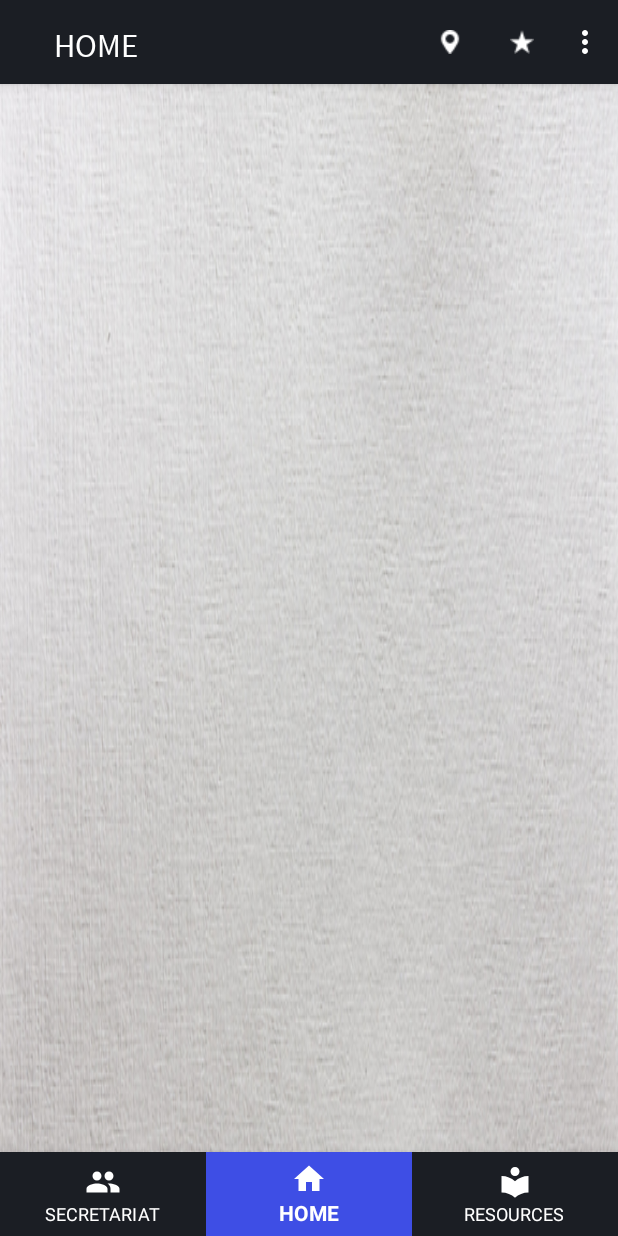
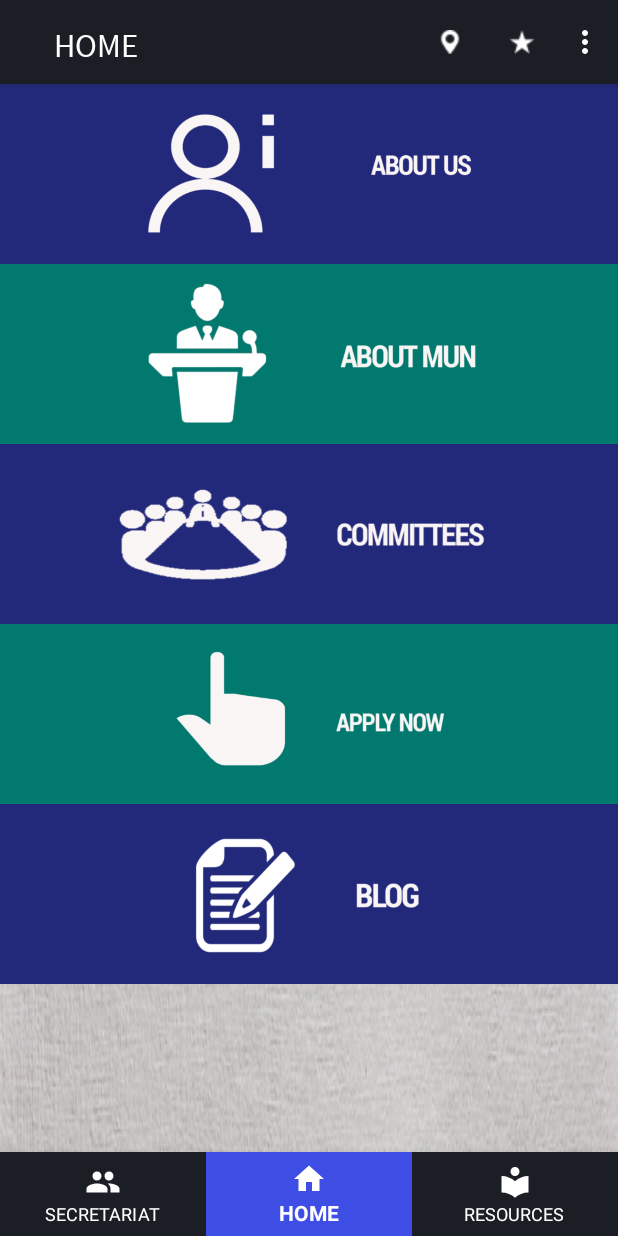
Before and after one commit to IIITA-MUN/mun17-App, an Android app: the screen it shows after launch (MainActivity), on a phone screen of 412 x 824 dp. Run offline under Robolectric (Android 15) with nearby library versions, the phone set to English and light mode, and no system bars.

Commit message:
Final major changes

```diff
--- a/app/src/main/java/com/sashank/iiitamun/Activities/AboutMUNActivity.java
+++ b/app/src/main/java/com/sashank/iiitamun/Activities/AboutMUNActivity.java
@@ -19,7 +19,7 @@ public class AboutMUNActivity extends AppCompatActivity {
 
         TextView mDetail = (TextView) findViewById(R.id.tv_detail_mun);
         Typeface tf = Typeface.createFromAsset(getAssets(),
-                "fonts/Raleway-Regular.ttf");
+                "fonts/RobotoCondensed-Regular.ttf");
         mDetail.setTypeface(tf);
 
         ActionBar actionBar = this.getSupportActionBar();
--- a/app/src/main/java/com/sashank/iiitamun/Activities/ApplyActivity.java
+++ b/app/src/main/java/com/sashank/iiitamun/Activities/ApplyActivity.java
@@ -1,5 +1,6 @@
 package com.sashank.iiitamun.Activities;
 
+import android.app.ProgressDialog;
 import android.content.Intent;
 import android.support.v4.app.NavUtils;
 import android.support.v7.app.ActionBar;
@@ -8,20 +9,25 @@ import android.os.Bundle;
 import android.view.KeyEvent;
 import android.view.MenuItem;
 import android.view.View;
+import android.webkit.WebChromeClient;
+import android.webkit.WebResourceRequest;
 import android.webkit.WebView;
+import android.webkit.WebViewClient;
+import android.widget.ProgressBar;
 
 import com.sashank.iiitamun.R;
 
 public class ApplyActivity extends AppCompatActivity {
 
     WebView browser;
+    ProgressDialog progress;
 
     @Override
     protected void onCreate(Bundle savedInstanceState) {
         super.onCreate(savedInstanceState);
         setContentView(R.layout.activity_apply);
         Intent i = getIntent();
-        String url = i.getStringExtra("LINK");
+        final String url = i.getStringExtra("LINK");
 
         ActionBar actionBar = this.getSupportActionBar();
 
@@ -30,10 +36,29 @@ public class ApplyActivity extends AppCompatActivity {
             actionBar.setDisplayHomeAsUpEnabled(true);
         }
 
+        progress = new ProgressDialog(ApplyActivity.this);
+        progress.setMessage("Loading...");
+        progress.show();
+
         browser = (WebView) findViewById(R.id.webView);
 
+        browser.setWebViewClient(new WebViewClient(){
+
+            @Override
+            public boolean shouldOverrideUrlLoading(WebView view, WebResourceRequest request) {
+                view.loadUrl(url);
+                return true;
+            }
+
+            @Override
+            public void onPageFinished(WebView view, String url) {
+                if(progress.isShowing())
+                    progress.dismiss();
+            }
+        });
+
         browser.getSettings().setLoadsImagesAutomatically(true);
-        //browser.getSettings().setJavaScriptEnabled(true);
+        browser.getSettings().setJavaScriptEnabled(true);
         browser.setScrollBarStyle(View.SCROLLBARS_INSIDE_OVERLAY);
 
         browser.loadUrl(url);
--- a/app/src/main/java/com/sashank/iiitamun/Activities/MainActivity.java
+++ b/app/src/main/java/com/sashank/iiitamun/Activities/MainActivity.java
@@ -29,7 +29,7 @@ public class MainActivity extends AppCompatActivity {
 
     BottomNavigationView navigationView;
     FragmentManager fm;
-    Boolean showToast;
+    Boolean exitToast;
 
     private BottomNavigationView.OnNavigationItemSelectedListener mOnNavigationItemSelectedListener
             = new BottomNavigationView.OnNavigationItemSelectedListener() {
@@ -42,10 +42,6 @@ public class MainActivity extends AppCompatActivity {
                     return true;
                 case R.id.navigation_resources:
                     setFragment(resourcesFragment);
-                    if(showToast){
-                        Toast.makeText(getApplicationContext(),"Click on images to know more!!",Toast.LENGTH_SHORT).show();
-                        showToast = false;
-                    }
                     return true;
                 case R.id.navigation_secretariat:
                     setFragment(secretariatFragment);
@@ -73,7 +69,7 @@ public class MainActivity extends AppCompatActivity {
         resourcesFragment = new ResourcesFragment();
         secretariatFragment = new SecretariatFragment();
 
-        showToast = true;
+        exitToast = true;
         getSupportActionBar().setDisplayOptions(ActionBar.DISPLAY_SHOW_CUSTOM);
         getSupportActionBar().setCustomView(R.layout.actionbar_custom);
         ((TextView)findViewById(R.id.tv_activity_name)).setText(R.string.app_name);
@@ -127,7 +123,12 @@ public class MainActivity extends AppCompatActivity {
 
     @Override
     public void onBackPressed() {
-        finish();
+        if(exitToast) {
+            Toast.makeText(this, "Press again to exit", Toast.LENGTH_SHORT).show();
+            exitToast = false;
+        }
+        else
+            finish();
     }
 
     @Override
--- a/app/src/main/java/com/sashank/iiitamun/Adapters/CommitteesPagerAdapter.java
+++ b/app/src/main/java/com/sashank/iiitamun/Adapters/CommitteesPagerAdapter.java
@@ -15,7 +15,7 @@ import com.sashank.iiitamun.Fragments.CommitteesFragment;
 
 public class CommitteesPagerAdapter extends FragmentStatePagerAdapter {
 
-    String titles[] = {"The Disarmament and International Security Committee (DISEC)", "Security Council (SC)"};
+    String titles[] = {"The Disarmament and International Security Committee (DISEC)", "United Nations Security Council (UNSC)"};
 
     public CommitteesPagerAdapter(FragmentManager fm) {
         super(fm);
--- a/app/src/main/java/com/sashank/iiitamun/Fragments/AboutUsFragment.java
+++ b/app/src/main/java/com/sashank/iiitamun/Fragments/AboutUsFragment.java
@@ -41,7 +41,7 @@ public class AboutUsFragment extends Fragment {
                     "Effervescence is a lively journey with 3 days of high octane entertainment. The festivities comprise of a plethora of informal events in the morning, and in the evening, a full platter if dance, dramatics, music and literary competitions unfold. The final night of Effervescence has seen bands like Bombay Vikings, Euphoria, Silk Route and Strings, along with celebrities such as Neha Kakkar, Sona Mohapatra and Daler Mehndi performing live.\n" +
                     "\n" +
                     "Effervescence is the time that allows the youth to fully express themselves - be it through art, culture or entertainment.",
-            "IIITA MUN is the first Model United Nations in the city of Allahabad. Started in 2014, it is an intiative which aims to establish a healthy MUNing culture. IIITA MUN will put to test one’s ability to research, persuade, and lead, testing the fledgling diplomat in them. Delegates will work with participants from all over the country in a highly competitive environment. In dissecting world affairs and creating policies in a conference of the highest quality, we hope to transform you from students into future leaders, all the while creating unforgettable memories.",
+            "IIITA MUN is the first Model United Nations in the city of Allahabad. Started in 2014, it is an intiative which aims to establish a healthy MUNing culture. IIITA MUN will check one’s ability to research, persuade, and lead, testing the fledgling diplomat in them. Delegates will work with participants from all over the country in a highly competitive environment. In dissecting world affairs and creating policies in a conference of the highest quality, we hope to transform you from students into future leaders, all the while creating unforgettable memories.",
             "Sarasva is the Literary Society of the Indian Institute of Information Technology, Allahabad. The society has striven to promote debate, discussion and dialouge on campus through several events and initiatives including a TEDx, Model United Nations, Lit-a-thon, One on One and Group debates, Parliamentary Debates, Kavi Sammelans, creative writing, quizzing etc. The society also runs the Institute Newsletter which gathers and delivers news from around the campus apart from running a Media Team, Editorial Team and the International Press Team.\n\n" +
                     "Literature is the art of discovering something extraordinary about ordinary things and saying with ordinary words something extraordinary. At Sarasva we endeavour to push the boundaries of literature and quizzing in order to usher in a atmosphere of active dialouge.\n" +
                     "\n" +
@@ -66,7 +66,7 @@ public class AboutUsFragment extends Fragment {
 
         image.setImageResource(mResources[position]);
         Typeface tf = Typeface.createFromAsset(getActivity().getAssets(),
-                "fonts/SourceSansPro-Regular.ttf");
+                "fonts/RobotoCondensed-Regular.ttf");
         Typeface tfb = Typeface.createFromAsset(getActivity().getAssets(),
                 "fonts/Nexa_Bold.otf");
         mAboutDetails.setText(mDetails[position]);
--- a/app/src/main/res/layout/activity_about_mun.xml
+++ b/app/src/main/res/layout/activity_about_mun.xml
@@ -1,12 +1,17 @@
 <?xml version="1.0" encoding="utf-8"?>
-<LinearLayout
+<ScrollView
+    android:layout_width="match_parent"
+    android:layout_height="match_parent"
     xmlns:android="http://schemas.android.com/apk/res/android"
+    android:background="@drawable/texture_background"
     xmlns:app="http://schemas.android.com/apk/res-auto"
     xmlns:tools="http://schemas.android.com/tools"
+    tools:context="com.sashank.iiitamun.Activities.AboutMUNActivity">
+
+        <LinearLayout
             android:layout_width="match_parent"
-    android:layout_height="match_parent"
-    android:orientation="vertical"
-    tools:context="com.sashank.iiitamun.Activities.AboutMUNActivity">
+            android:layout_height="wrap_content"
+            android:orientation="vertical">
 
             <ImageView
             android:layout_width="match_parent"
@@ -16,19 +21,15 @@
             android:src="@drawable/conference"
             android:padding="15dp"/>
 
-    <ScrollView
-        android:layout_width="match_parent"
-        android:layout_height="match_parent"
-        android:layout_marginTop="10dp">
-
             <TextView
                 android:layout_width="match_parent"
                 android:layout_height="wrap_content"
                 android:text="@string/detail_about_mun"
                 android:id="@+id/tv_detail_mun"
+                android:textColor="@android:color/white"
                 android:textSize="20sp"
                 android:padding="10dp"/>
-    </ScrollView>
-
 
         </LinearLayout>
+
+</ScrollView>
--- a/app/src/main/res/layout/activity_apply.xml
+++ b/app/src/main/res/layout/activity_apply.xml
@@ -4,6 +4,7 @@
     xmlns:tools="http://schemas.android.com/tools"
     android:layout_width="match_parent"
     android:layout_height="match_parent"
+    android:orientation="vertical"
     tools:context="com.sashank.iiitamun.Activities.ApplyActivity">
 
     <WebView
--- a/app/src/main/res/layout/fragment_about_us.xml
+++ b/app/src/main/res/layout/fragment_about_us.xml
@@ -1,10 +1,13 @@
-<LinearLayout
+<ScrollView android:layout_height="match_parent"
+    android:layout_width="match_parent"
     xmlns:android="http://schemas.android.com/apk/res/android"
     xmlns:tools="http://schemas.android.com/tools"
+    tools:context="com.sashank.iiitamun.Fragments.AboutUsFragment">
+
+    <LinearLayout
         android:layout_width="match_parent"
-    android:layout_height="match_parent"
-    android:orientation="vertical"
-    tools:context="com.sashank.iiitamun.Fragments.AboutUsFragment">
+        android:layout_height="wrap_content"
+        android:orientation="vertical">
 
         <RelativeLayout
             android:layout_width="match_parent"
@@ -37,10 +40,6 @@
             android:layout_height="150dp"
             android:id="@+id/iv_about_us" />
 
-    <ScrollView
-        android:layout_width="wrap_content"
-        android:layout_height="wrap_content"
-        android:layout_marginTop="5dp">
 
         <TextView
             android:id="@+id/tv_about_details"
@@ -49,6 +48,7 @@
             android:textSize="18sp"
             android:padding="15dp"/>
 
-    </ScrollView>
 
     </LinearLayout>
+
+</ScrollView>
--- a/app/src/main/res/layout/fragment_home.xml
+++ b/app/src/main/res/layout/fragment_home.xml
@@ -263,7 +263,8 @@
 </RelativeLayout>
 -->
 
-<android.support.constraint.ConstraintLayout xmlns:app="http://schemas.android.com/apk/res-auto"
+<!--<android.support.constraint.ConstraintLayout
+    xmlns:app="http://schemas.android.com/apk/res-auto"
     xmlns:tools="http://schemas.android.com/tools"
     android:layout_height="match_parent"
     android:layout_width="match_parent"
@@ -275,64 +276,101 @@
         android:id="@+id/home_cons1"
         app:layout_constraintTop_toBottomOf="parent"
         app:layout_constraintStart_toEndOf="parent"
-        android:layout_marginTop="24dp"
-        android:layout_marginEnd="8dp">
+        android:layout_marginTop="36dp"
+        android:layout_marginRight="8dp"
+        app:layout_constraintRight_toRightOf="parent"
+        android:layout_marginLeft="8dp"
+        app:layout_constraintLeft_toLeftOf="parent">
 
         <ImageView
             android:id="@+id/iv_about_us"
-            android:layout_width="110dp"
-            android:layout_height="110dp"
+            android:layout_width="150dp"
+            android:layout_height="150dp"
             app:srcCompat="@drawable/aboutus"
             app:layout_constraintStart_toStartOf="parent"
             app:layout_constraintTop_toTopOf="parent"
             android:layout_marginTop="8dp"
-            app:layout_constraintRight_toLeftOf="@+id/iv_committees" />
+            android:layout_marginStart="16dp"
+            android:layout_marginEnd="16dp"
+            app:layout_constraintRight_toLeftOf="@+id/iv_about_mun"
+            app:layout_constraintLeft_toLeftOf="parent" />
 
         <ImageView
-            android:layout_width="110dp"
-            android:layout_height="110dp"
+            android:layout_width="150dp"
+            android:layout_height="150dp"
             android:id="@+id/iv_about_mun"
             android:src="@drawable/aboutmun"
-            app:layout_constraintEnd_toStartOf="parent"
+            app:layout_constraintStart_toEndOf="@id/iv_about_us"
+            app:layout_constraintEnd_toEndOf="parent"
             android:layout_marginTop="8dp"
             app:layout_constraintTop_toTopOf="parent"
-            app:layout_constraintRight_toRightOf="parent" />
+            app:layout_constraintRight_toRightOf="parent"
+            android:layout_marginStart="16dp"
+            android:layout_marginEnd="16dp"/>
 
-        <ImageView
-            android:layout_width="110dp"
-            android:layout_height="110dp"
-            android:id="@+id/iv_committees"
-            android:src="@drawable/committees_btn"
-            app:layout_constraintEnd_toStartOf="@id/iv_about_mun"
-            app:layout_constraintStart_toEndOf="@id/iv_about_us"
-            app:layout_constraintRight_toLeftOf="@+id/iv_about_mun"
-            android:layout_marginTop="8dp"
-            app:layout_constraintTop_toTopOf="parent" />
 
     </android.support.constraint.ConstraintLayout>
 
     <android.support.constraint.ConstraintLayout
         android:layout_width="match_parent"
         android:layout_height="wrap_content"
+        app:layout_constraintStart_toEndOf="parent"
+        app:layout_constraintEnd_toStartOf="parent"
         android:id="@+id/home_cons2"
         app:layout_constraintTop_toBottomOf="@+id/home_cons1"
-        app:layout_constraintStart_toStartOf="parent"
-        android:layout_marginTop="16dp">
+        android:layout_marginLeft="8dp"
+        app:layout_constraintLeft_toLeftOf="parent"
+        android:layout_marginBottom="8dp"
+        app:layout_constraintBottom_toTopOf="@+id/home_cons3"
+        android:layout_marginRight="8dp"
+        app:layout_constraintRight_toRightOf="parent">
 
         <ImageView
-            android:layout_width="110dp"
-            android:layout_height="110dp"
+            android:layout_width="150dp"
+            android:layout_height="150dp"
+            android:id="@+id/iv_committees"
+            android:src="@drawable/committees_btn"
+            app:layout_constraintStart_toEndOf="parent"
+            app:layout_constraintEnd_toStartOf="parent"
+            android:layout_marginRight="8dp"
+            app:layout_constraintRight_toRightOf="parent"
+            android:layout_marginLeft="8dp"
+            app:layout_constraintLeft_toLeftOf="parent"
+            app:layout_constraintTop_toTopOf="parent"
+            android:layout_marginTop="8dp"
+            app:layout_constraintBottom_toBottomOf="parent"
+            android:layout_marginBottom="8dp" />
+
+    </android.support.constraint.ConstraintLayout>
+
+    <android.support.constraint.ConstraintLayout
+        android:layout_width="match_parent"
+        android:layout_height="wrap_content"
+        android:id="@+id/home_cons3"
+        app:layout_constraintStart_toStartOf="parent"
+        android:layout_marginBottom="36dp"
+        android:layout_marginRight="8dp"
+        app:layout_constraintRight_toRightOf="parent"
+        android:layout_marginLeft="8dp"
+        app:layout_constraintLeft_toLeftOf="parent"
+        app:layout_constraintBottom_toBottomOf="parent">
+
+        <ImageView
+            android:layout_width="150dp"
+            android:layout_height="150dp"
             android:id="@+id/iv_apply"
             android:src="@drawable/apply"
             app:layout_constraintStart_toEndOf="parent"
             app:layout_constraintEnd_toStartOf="@+id/iv_blog"
             app:layout_constraintTop_toTopOf="parent"
             android:layout_marginTop="8dp"
+            android:layout_marginStart="16dp"
+            android:layout_marginEnd="16dp"
             app:layout_constraintLeft_toLeftOf="parent" />
 
         <ImageView
-            android:layout_width="110dp"
-            android:layout_height="110dp"
+            android:layout_width="150dp"
+            android:layout_height="150dp"
             android:id="@+id/iv_blog"
             android:src="@drawable/blog"
             app:layout_constraintStart_toEndOf="@id/iv_apply"
@@ -340,12 +378,63 @@
             app:layout_constraintTop_toTopOf="parent"
             android:layout_marginTop="8dp"
             app:layout_constraintLeft_toRightOf="@+id/iv_apply"
-            android:layout_marginLeft="8dp"
-            android:layout_marginRight="8dp"
             app:layout_constraintRight_toRightOf="parent"
-            android:layout_marginStart="8dp"
-            android:layout_marginEnd="8dp" />
+            android:layout_marginStart="16dp"
+            android:layout_marginEnd="16dp" />
 
     </android.support.constraint.ConstraintLayout>
 
-</android.support.constraint.ConstraintLayout>
+</android.support.constraint.ConstraintLayout>-->
+
+<ScrollView xmlns:app="http://schemas.android.com/apk/res-auto"
+    xmlns:tools="http://schemas.android.com/tools"
+    xmlns:android="http://schemas.android.com/apk/res/android"
+    android:layout_height="match_parent"
+    android:layout_width="match_parent">
+
+    <LinearLayout
+        android:layout_width="match_parent"
+        android:layout_height="wrap_content"
+        android:orientation="vertical">
+
+        <ImageView
+            android:id="@+id/iv_about_us"
+            android:layout_width="match_parent"
+            android:layout_height="120dp"
+            android:background="#23297a"
+            android:src="@drawable/aboutus"
+            android:text="@string/title_aboutus" />
+
+        <ImageView
+            android:id="@+id/iv_about_mun"
+            android:layout_width="match_parent"
+            android:layout_height="120dp"
+            android:src="@drawable/aboutmun"
+            android:background="#01796f"/>
+
+        <ImageView
+            android:id="@+id/iv_committees"
+            android:layout_width="match_parent"
+            android:layout_height="120dp"
+            android:src="@drawable/committees_btn"
+            android:text="@string/title_committees"
+            android:background="#23297a" />
+
+        <ImageView
+            android:id="@+id/iv_apply"
+            android:layout_width="match_parent"
+            android:layout_height="120dp"
+            android:text="@string/title_apply"
+            android:src="@drawable/apply"
+            android:background="#01796f" />
+
+        <ImageView
+            android:id="@+id/iv_blog"
+            android:layout_width="match_parent"
+            android:layout_height="120dp"
+            android:text="@string/title_blog"
+            android:src="@drawable/blog"
+            android:background="#23297a" />
+
+    </LinearLayout>
+</ScrollView>
--- a/app/src/main/res/layout/fragment_resources.xml
+++ b/app/src/main/res/layout/fragment_resources.xml
@@ -117,7 +117,7 @@
         android:layout_height="wrap_content"
         android:text="@string/title_sc"
         android:gravity="center_horizontal"
-        android:layout_marginTop="8dp"
+        android:layout_marginTop="16dp"
         app:layout_constraintTop_toBottomOf="@+id/iv_sc"
         android:layout_marginLeft="8dp"
         app:layout_constraintLeft_toLeftOf="@+id/iv_sc"
--- a/app/src/main/res/values/strings.xml
+++ b/app/src/main/res/values/strings.xml
@@ -39,10 +39,11 @@ Integer tincidunt. Cras dapibus. Vivamus elementum semper nisi. Aenean vulputate
     <string name="title_developer">App Developer</string>
     <string name="name_developer">Sashank Mishra</string>
     <string name="title_disec">Disarmament and International Security Committee</string>
-    <string name="title_sc">Security Council - United Nations</string>
+    <string name="title_sc">United Nations Security Council</string>
     <string name="title_misc">Miscellaneous</string>
     <string name="res_aljazeera">Al Jazeera</string>
     <string name="res_britannica">Britannica</string>
+    <string name="title_blog">Blog</string>
 
 
 </resources>
```
Also changed, not shown: app/src/main/assets/fonts/RobotoCondensed-Regular.ttf (added), app/src/main/res/drawable/aboutmun.png, app/src/main/res/drawable/aboutus.png, app/src/main/res/drawable/apply.png, app/src/main/res/drawable/blog.png, app/src/main/res/drawable/committees_btn.png, app/src/main/res/drawable/conference.jpg, app/src/main/res/drawable/misc.png, app/src/main/res/drawable/texture_background.jpg (added). Lines whose indentation alone changed are shown as unchanged.
